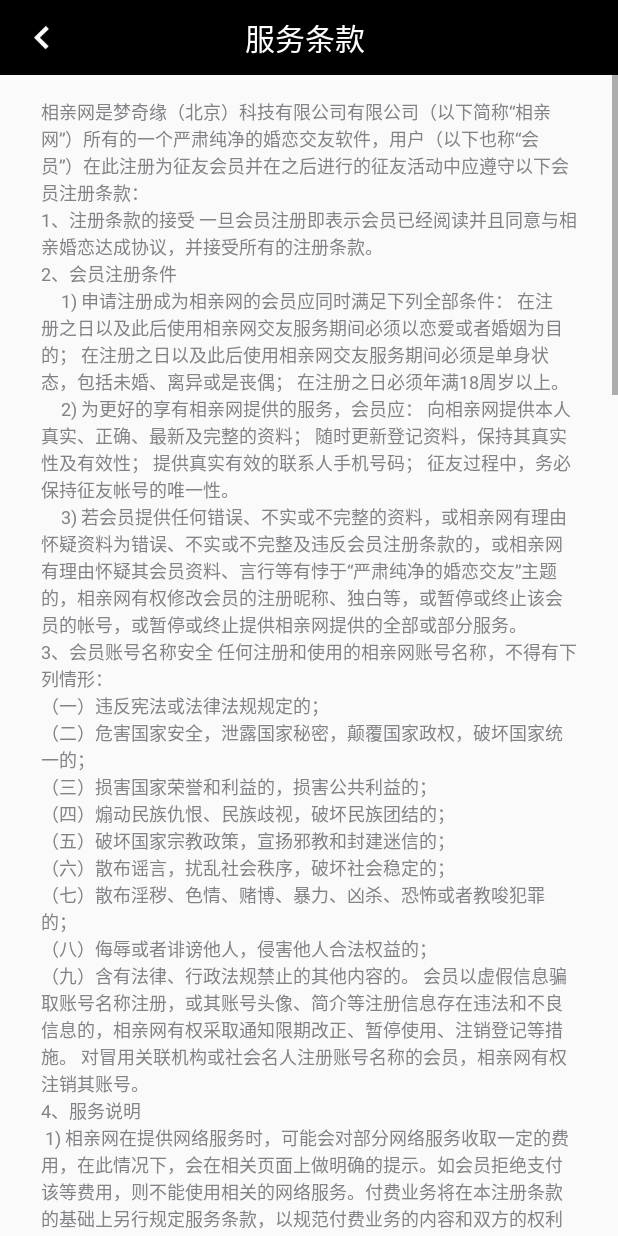
After one commit to dandanba/xiangqin-android-studio, an Android app: the TermsActivity screen opened directly, with no data from a screen before it, on a phone screen of 412 x 824 dp. The commit adds this screen. Run offline under Robolectric (Android 15) with nearby library versions, the phone set to English and light mode, and no system bars; our stand-ins replace ButterKnife; libraries missing offline, so code that uses them is left out: de.greenrobot.event; 1 statement that could not run was skipped.

Commit message:
免责声明

```diff
--- a/xiangqin/app/src/main/AndroidManifest.xml
+++ b/xiangqin/app/src/main/AndroidManifest.xml
@@ -88,6 +88,10 @@
             android:launchMode="singleTask"
             android:screenOrientation="portrait" />
         <activity android:name="com.avos.avoscloud.feedback.ThreadActivity" />
+        <activity
+            android:name=".activity.TermsActivity"
+            android:launchMode="singleTask"
+            android:screenOrientation="portrait" />
         <!-- multi selector -->
         <activity
             android:name="me.nereo.multi_image_selector.MultiImageSelectorActivity"
@@ -99,6 +103,7 @@
         <meta-data
             android:name="UMENG_CHANNEL"
             android:value="Umeng" />
+
         <activity
             android:name="com.leancloud.im.guide.activity.AVSingleChatActivity"
             android:launchMode="singleTop"
--- a/xiangqin/app/src/main/java/com/xiangqin/app/Constants.java
+++ b/xiangqin/app/src/main/java/com/xiangqin/app/Constants.java
@@ -9,6 +9,7 @@
     public static final String AVOS_APP_KEY = "9H9dJnD36gCEG6VppbL09m5j";
 
 
-    public static final String DEFAULT_USER_HEADER = "http://ac-svu6vore.clouddn.com/fe93c66bca03d5e0.jpg";
+    public static final String DEFAULT_USER_HEADER1 = "http://ac-svu6vore.clouddn.com/fe93c66bca03d5e0.jpg";
+    public static final String DEFAULT_USER_HEADER2 = "http://ac-svu6vore.clouddn.com/ffe9afbf04793258.jpg";
 
 }
--- a/xiangqin/app/src/main/java/com/xiangqin/app/activity/RegisterActivity.java
+++ b/xiangqin/app/src/main/java/com/xiangqin/app/activity/RegisterActivity.java
@@ -1,5 +1,6 @@
 package com.xiangqin.app.activity;
 
+import android.content.Intent;
 import android.os.Bundle;
 import android.text.TextUtils;
 import android.view.View;
@@ -46,6 +47,11 @@
         mLoginButton.setText("注册");
 
         mUser = (User) XQApplication.getInstance().getMessager().get("user");
+    }
+
+    @OnClick(R.id.terms)
+    public void onTermsButtonClcik(View view) {
+        startActivity(new Intent(this, TermsActivity.class));
     }
 
     @OnClick(R.id.titlebar_left_button)
--- /dev/null
+++ b/xiangqin/app/src/main/java/com/xiangqin/app/activity/TermsActivity.java
@@ -0,0 +1,65 @@
+package com.xiangqin.app.activity;
+
+import android.os.Bundle;
+import android.view.View;
+import android.view.ViewGroup;
+import android.widget.TextView;
+
+import com.xiangqin.app.R;
+
+import java.io.BufferedReader;
+import java.io.InputStream;
+import java.io.InputStreamReader;
+
+import butterknife.Bind;
+import butterknife.OnClick;
+
+public class TermsActivity extends BaseActivity {
+    @Bind(R.id.terms)
+    TextView terms;
+
+    @Bind(R.id.common_title_text)
+    TextView mCommonTitleText;
+    @Bind(R.id.titlebar_right_button)
+    ViewGroup mRightButton;
+
+    @Override
+    protected void onCreate(Bundle savedInstanceState) {
+        super.onCreate(savedInstanceState);
+        setContentView(R.layout.activity_terms);
+
+        mCommonTitleText.setText("服务条款");
+        mRightButton.setVisibility(View.INVISIBLE);
+
+        readFromRaw();
+    }
+
+
+    @OnClick(R.id.titlebar_left_button)
+    public void onLeftButtonClick(View view) {
+        onBackPressed();
+    }
+
+    private void readFromRaw() {
+        try {
+            InputStream is = getResources().openRawResource(R.raw.protocol);
+            String text = readTextFromSDcard(is);
+            terms.setText(text);
+        } catch (Exception e) {
+            e.printStackTrace();
+        }
+    }
+
+
+    private String readTextFromSDcard(InputStream is) throws Exception {
+        InputStreamReader reader = new InputStreamReader(is);
+        BufferedReader bufferedReader = new BufferedReader(reader);
+        StringBuffer buffer = new StringBuffer("");
+        String str;
+        while ((str = bufferedReader.readLine()) != null) {
+            buffer.append(str);
+            buffer.append("\n");
+        }
+        return buffer.toString();
+    }
+}
--- a/xiangqin/app/src/main/java/com/xiangqin/app/activity/UserEditActivity.java
+++ b/xiangqin/app/src/main/java/com/xiangqin/app/activity/UserEditActivity.java
@@ -6,6 +6,7 @@
 import android.os.Bundle;
 import android.support.v4.app.DialogFragment;
 import android.support.v4.app.FragmentManager;
+import android.text.TextUtils;
 import android.view.LayoutInflater;
 import android.view.View;
 import android.widget.Button;
@@ -138,7 +139,7 @@
         final String state = getText("state");
         final User user = mUser;
 
-        if (Constants.DEFAULT_USER_HEADER.equals(mUser.getIcon())) {
+        if (Constants.DEFAULT_USER_HEADER1.equals(mUser.getIconUrl()) || Constants.DEFAULT_USER_HEADER2.equals(mUser.getIconUrl())) {
             ToastUtils.showToast(this, "请选择您的头像");
             return;
         } else if ("未填写".equals(nickname)) {
@@ -153,7 +154,7 @@
         } else if ("未填写".equals(education)) {
             ToastUtils.showToast(this, "请选择您的学历");
             return;
-        } else if ("未填写".equals(nickname)) {
+        } else if ("未填写".equals(nickname) || TextUtils.isEmpty(nickname)) {
             ToastUtils.showToast(this, "请选择您的昵称");
             return;
         } else if ("未填写".equals(state)) {
--- a/xiangqin/app/src/main/java/com/xiangqin/app/model/Notification.java
+++ b/xiangqin/app/src/main/java/com/xiangqin/app/model/Notification.java
@@ -42,7 +42,6 @@
         put("message", message);
     }
 
-
     // 新加字段 from "6.0.4"
     public String getUserName() {
         return getString("userName");
--- a/xiangqin/app/src/main/java/com/xiangqin/app/model/User.java
+++ b/xiangqin/app/src/main/java/com/xiangqin/app/model/User.java
@@ -7,7 +7,6 @@
 import com.avos.avoscloud.AVPush;
 import com.avos.avoscloud.AVQuery;
 import com.avos.avoscloud.AVUser;
-import com.leancloud.im.guide.Constants;
 
 @AVClassName("User")
 public class User extends AVUser {
@@ -104,9 +103,9 @@
         final String icon = getString("icon");
         if (TextUtils.isEmpty(icon)) {
             if (1 == getInt("sex")) {
-                return "http://ac-svu6vore.clouddn.com/ffe9afbf04793258.jpg";
+                return com.xiangqin.app.Constants.DEFAULT_USER_HEADER1;
             } else {
-                return com.xiangqin.app.Constants.DEFAULT_USER_HEADER;
+                return com.xiangqin.app.Constants.DEFAULT_USER_HEADER2;
             }
         } else {
             return icon;
--- /dev/null
+++ b/xiangqin/app/src/main/res/layout/activity_terms.xml
@@ -0,0 +1,36 @@
+<?xml version="1.0" encoding="utf-8"?>
+<LinearLayout xmlns:android="http://schemas.android.com/apk/res/android"
+    android:layout_width="fill_parent"
+    android:layout_height="fill_parent"
+    android:orientation="vertical">
+
+    <include
+        android:id="@+id/titlebar_layout"
+        layout="@layout/layout_titlebar" />
+
+
+    <ScrollView
+        android:id="@+id/SCROLLER_ID"
+        android:layout_width="fill_parent"
+        android:layout_height="wrap_content"
+        android:fillViewport="true"
+        android:scrollbars="vertical">
+
+        <LinearLayout
+            android:layout_width="fill_parent"
+            android:layout_height="fill_parent"
+            android:orientation="vertical">
+
+            <TextView
+                android:id="@+id/terms"
+                style="@style/normal_text_shadow_style"
+                android:layout_width="match_parent"
+                android:layout_height="wrap_content"
+                android:layout_marginLeft="22dp"
+                android:layout_marginRight="22dp"
+                android:layout_marginTop="10dp"
+                android:clickable="true"
+                android:padding="5dp" />
+        </LinearLayout>
+    </ScrollView>
+</LinearLayout>
--- a/xiangqin/app/src/main/res/values/strings.xml
+++ b/xiangqin/app/src/main/res/values/strings.xml
@@ -28,4 +28,9 @@
     <string name="login_null_name_tip">请输入用户名</string>
     <string name="unspport_message_type">暂不支持此消息类型</string>
     <string name="message_is_null">消息不能为空</string>
+
+
+    <string name="service_treaty_and_privacy_policy">已阅读</string>
+    <string name="terms">服务条款</string>
+
 </resources>
```
Also changed, not shown: xiangqin/app/src/main/res/layout/activity_register.xml (+16 -0 lines), xiangqin/app/src/main/res/raw/protocol.txt (added, +49 -0 lines).
